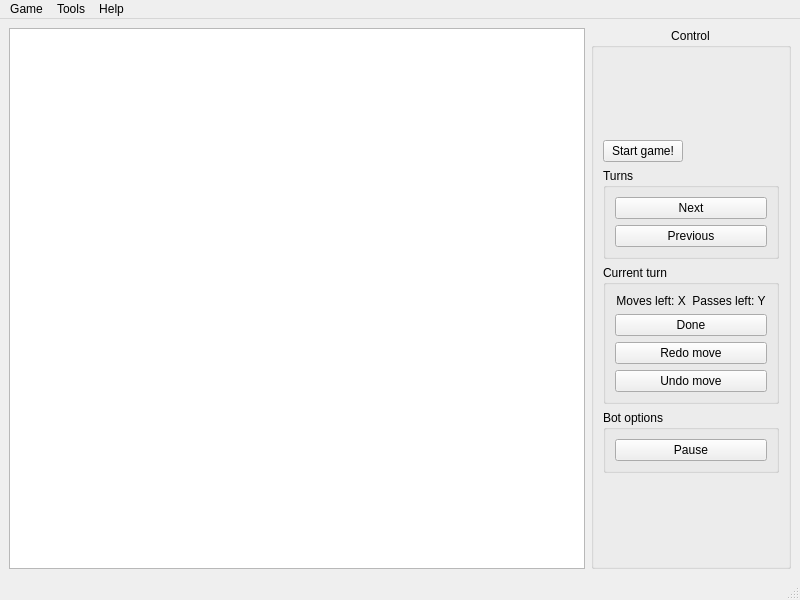
The window that src/MainWindow.ui (Tommalla/Diaballik) describes before a commit, drawn with Qt 5.
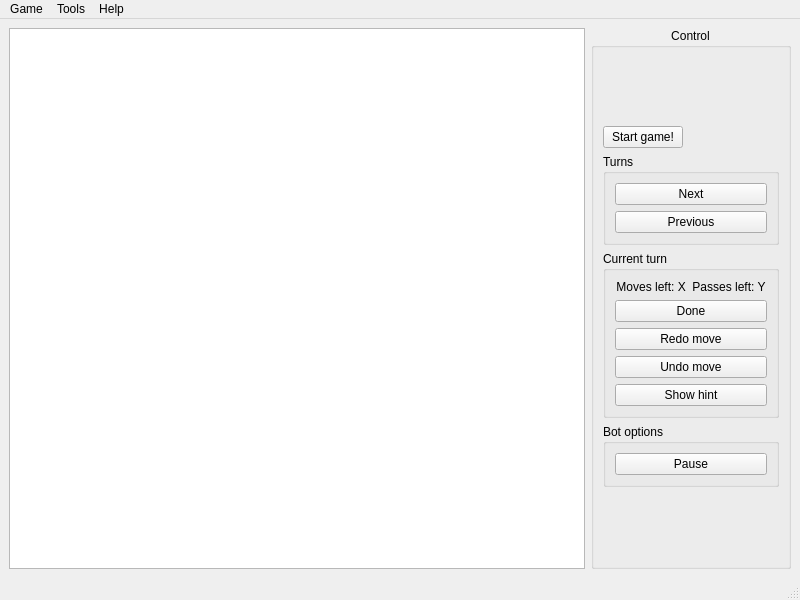
The same window after the commit.

Commit message: Added simple hints implmentation.

```diff
--- a/src/MainWindow.ui
+++ b/src/MainWindow.ui
@@ -134,6 +134,13 @@
                 </property>
                </widget>
               </item>
+              <item>
+               <widget class="QPushButton" name="showHintPushButton">
+                <property name="text">
+                 <string>Show hint</string>
+                </property>
+               </widget>
+              </item>
              </layout>
             </widget>
            </item>
```
The commit also changes 6 other files.
